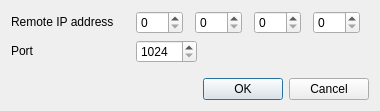
Above: proto-udp/ftnoir_ftncontrols.ui from opentrack/opentrack before the change. Below: the same form after it.
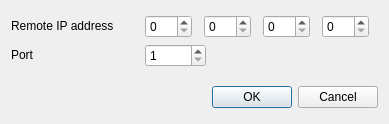
That is the form after the change. Icons and pictures are not drawn.

Commit message: proto/udp: allow binding low port range (1-1023)

The edit to the form file:
```diff
--- a/proto-udp/ftnoir_ftncontrols.ui
+++ b/proto-udp/ftnoir_ftncontrols.ui
@@ -9,8 +9,8 @@
    <rect>
     <x>0</x>
     <y>0</y>
-    <width>372</width>
-    <height>106</height>
+    <width>389</width>
+    <height>124</height>
    </rect>
   </property>
   <property name="windowTitle">
@@ -161,7 +161,7 @@
          </sizepolicy>
         </property>
         <property name="minimum">
-         <number>1024</number>
+         <number>1</number>
         </property>
         <property name="maximum">
          <number>65535</number>
```
